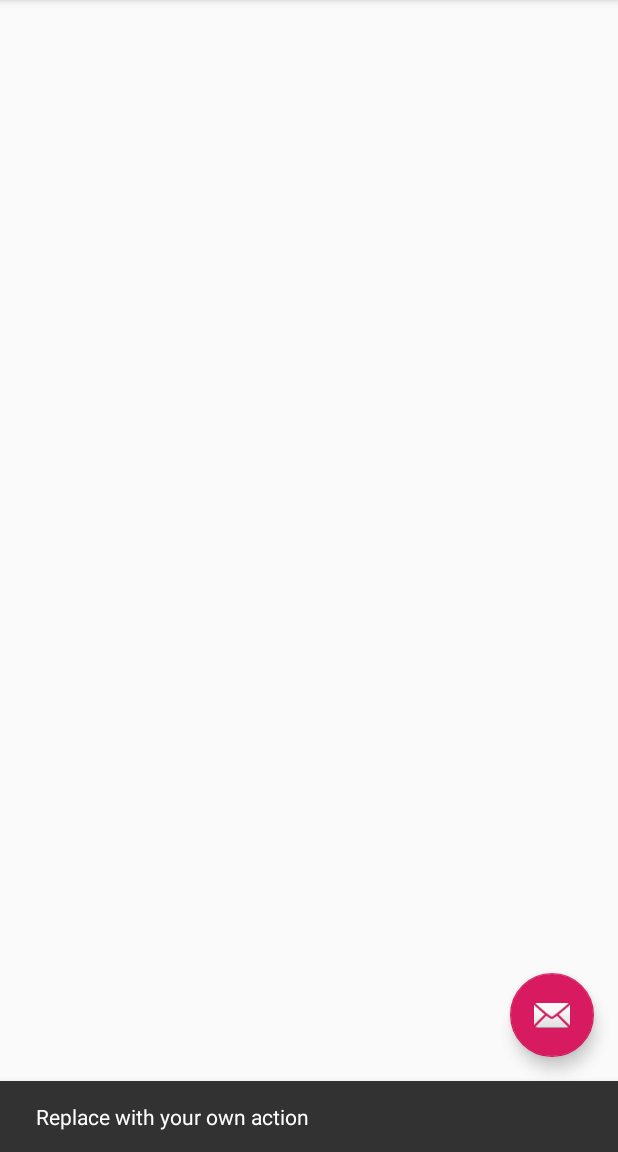
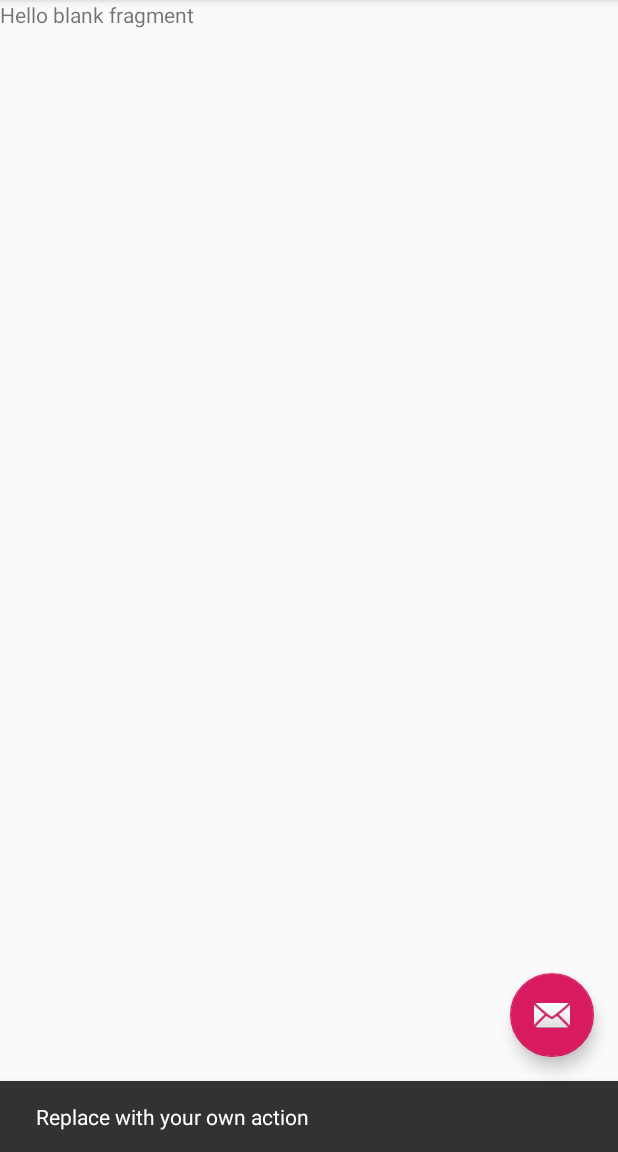
Before and after one commit to erikaAkab/task, an Android app: the MainActivity screen opened directly, with no data from a screen before it, in the side drawer, after a tap on "Pendentes", on a phone screen of 412 x 824 dp, the part 84-1236 px from its top. Run offline under Robolectric (Android 15) with nearby library versions, the phone set to English and light mode, and no system bars.

Commit message:
add fragment and more database structure

```diff
--- a/app/build.gradle
+++ b/app/build.gradle
@@ -28,6 +28,7 @@ dependencies {
     implementation 'com.android.support:appcompat-v7:28.0.0'
     implementation 'com.android.support:design:28.0.0'
     implementation 'com.android.support.constraint:constraint-layout:1.1.3'
+    implementation 'com.android.support:support-v4:28.0.0'
     testImplementation 'junit:junit:4.12'
     androidTestImplementation 'com.android.support.test:runner:1.0.2'
     androidTestImplementation 'com.android.support.test.espresso:espresso-core:3.0.2'
--- /dev/null
+++ b/app/src/main/java/com/example/task/entities/PriorityEntity.kt
@@ -0,0 +1,3 @@
+package com.example.task.entities
+
+data class PriorityEntity(val id: Int, val description: String)
--- a/app/src/main/java/com/example/task/views/MainActivity.kt
+++ b/app/src/main/java/com/example/task/views/MainActivity.kt
@@ -1,17 +1,21 @@
 package com.example.task.views
 
+import android.content.Intent
 import android.os.Bundle
 import android.support.design.widget.Snackbar
 import android.support.design.widget.NavigationView
+import android.support.v4.app.Fragment
 import android.support.v4.view.GravityCompat
 import android.support.v7.app.ActionBarDrawerToggle
 import android.support.v7.app.AppCompatActivity
 import android.view.MenuItem
 import com.example.task.R
+import com.example.task.business.UserBusiness
 import kotlinx.android.synthetic.main.activity_main.*
 import kotlinx.android.synthetic.main.app_bar_main.*
 
 class MainActivity : AppCompatActivity(), NavigationView.OnNavigationItemSelectedListener {
+    private lateinit var mUserBusiness: UserBusiness
 
     override fun onCreate(savedInstanceState: Bundle?) {
         super.onCreate(savedInstanceState)
@@ -32,6 +36,15 @@ class MainActivity : AppCompatActivity(), NavigationView.OnNavigationItemSelecte
         toggle.syncState()
 
         nav_view.setNavigationItemSelectedListener(this)
+
+        mUserBusiness = UserBusiness(this)
+
+        startDefaultFragment()
+    }
+
+    private fun startDefaultFragment() {
+        val fragment: Fragment = TaskListFragment.newInstance()
+        supportFragmentManager.beginTransaction().replace(R.id.frameContent, fragment).commit()
     }
 
     override fun onBackPressed() {
@@ -47,13 +60,15 @@ class MainActivity : AppCompatActivity(), NavigationView.OnNavigationItemSelecte
         // Handle navigation view item clicks here.
         when (item.itemId) {
             R.id.nav_done -> {
-
+                startDefaultFragment()
             }
             R.id.nav_todo -> {
-
+                startDefaultFragment()
             }
             R.id.nav_logout -> {
-
+                mUserBusiness.logout()
+                startActivity(Intent(this, LoginActivity::class.java))
+                finish()
             }
         }
 
--- a/app/src/main/java/com/example/task/views/RegisterActivity.kt
+++ b/app/src/main/java/com/example/task/views/RegisterActivity.kt
@@ -1,5 +1,6 @@
 package com.example.task.views
 
+import android.content.Intent
 import android.support.v7.app.AppCompatActivity
 import android.os.Bundle
 import android.widget.Toast
@@ -34,6 +35,9 @@ class RegisterActivity : AppCompatActivity() {
             val password = editPassword.text.toString()
 
             mUserBusiness.insert(name, email, password)
+
+            startActivity(Intent(this, MainActivity::class.java))
+            finish()
         } catch (e: ValidationException) {
             Toast.makeText(this, e.message, Toast.LENGTH_LONG).show()
         } catch (e: Exception) {
--- /dev/null
+++ b/app/src/main/java/com/example/task/views/TaskListFragment.kt
@@ -0,0 +1,41 @@
+package com.example.task.views
+
+import android.os.Bundle
+import android.support.v4.app.Fragment
+import android.view.LayoutInflater
+import android.view.View
+import android.view.ViewGroup
+
+import com.example.task.R
+
+/**
+ * A simple [Fragment] subclass.
+ * Activities that contain this fragment must implement the
+ * [TaskListFragment.OnFragmentInteractionListener] interface
+ * to handle interaction events.
+ * Use the [TaskListFragment.newInstance] factory method to
+ * create an instance of this fragment.
+ *
+ */
+class TaskListFragment : Fragment() {
+    override fun onCreate(savedInstanceState: Bundle?) {
+        super.onCreate(savedInstanceState)
+//        arguments?.let {
+//            param1 = it.getString(ARG_PARAM1)
+//            param2 = it.getString(ARG_PARAM2)
+//        }
+    }
+
+    override fun onCreateView(
+        inflater: LayoutInflater, container: ViewGroup?,
+        savedInstanceState: Bundle?
+    ): View? {
+        return inflater.inflate(R.layout.fragment_task_list, container, false)
+    }
+
+    companion object {
+        fun newInstance(): TaskListFragment {
+            return TaskListFragment()
+        }
+    }
+}
--- a/app/src/main/res/layout/app_bar_main.xml
+++ b/app/src/main/res/layout/app_bar_main.xml
@@ -21,7 +21,12 @@
 
     </android.support.design.widget.AppBarLayout>
 
-    <!--Conteúdo da aplicação-->
+    <FrameLayout
+            android:id="@+id/frameContent"
+            android:layout_width="match_parent"
+            android:layout_height="match_parent"
+            app:layout_behavior="@string/appbar_scrolling_view_behavior"
+    ></FrameLayout>
 
     <android.support.design.widget.FloatingActionButton
             android:id="@+id/fab"
--- /dev/null
+++ b/app/src/main/res/layout/fragment_task_list.xml
@@ -0,0 +1,13 @@
+<?xml version="1.0" encoding="utf-8"?>
+<FrameLayout xmlns:android="http://schemas.android.com/apk/res/android"
+             xmlns:tools="http://schemas.android.com/tools"
+             android:layout_width="match_parent"
+             android:layout_height="match_parent"
+             tools:context=".views.TaskListFragment">
+
+    <TextView
+            android:layout_width="match_parent"
+            android:layout_height="match_parent"
+            android:text="@string/hello_blank_fragment"/>
+
+</FrameLayout>
```
Also changed, not shown: app/src/main/AndroidManifest.xml (+5 -3 lines), app/src/main/java/com/example/task/business/PriorityBusiness.kt (added, +11 -0 lines), app/src/main/java/com/example/task/business/UserBusiness.kt (+16 -2 lines), app/src/main/java/com/example/task/constants/DataBaseConstants.kt (+22 -0 lines), app/src/main/java/com/example/task/repository/PriorityRepository.kt (added, +46 -0 lines), app/src/main/java/com/example/task/repository/TaskDataBaseHelper.kt (+31 -0 lines), app/src/main/java/com/example/task/views/LoginActivity.kt (added, +41 -0 lines), app/src/main/java/com/example/task/views/TaskFormActivity.kt (added, +13 -0 lines), app/src/main/res/layout/activity_login.xml (added, +36 -0 lines), app/src/main/res/layout/activity_task_form.xml (added, +48 -0 lines), app/src/main/res/values/strings.xml (+9 -0 lines).
